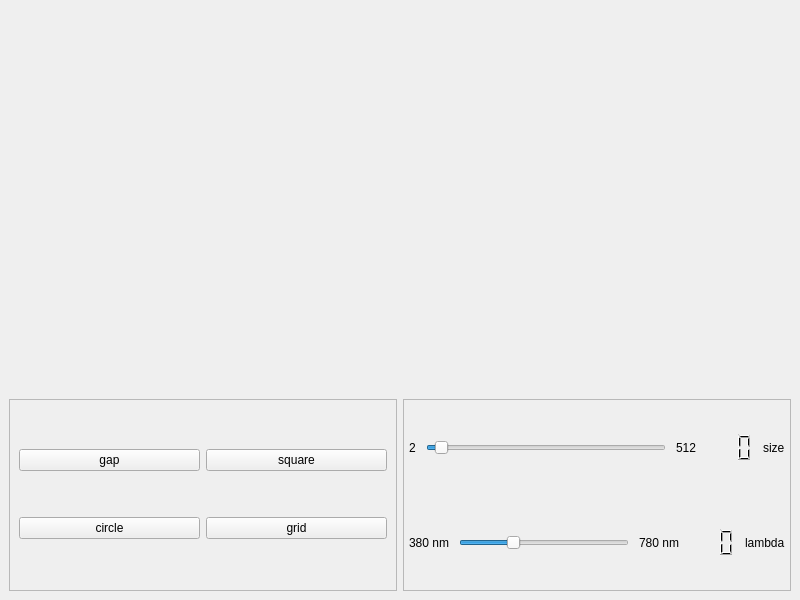
This is interface/interface.ui in genzorr/optical-simulation as Qt 5 draws it before an edit. The edited form follows.
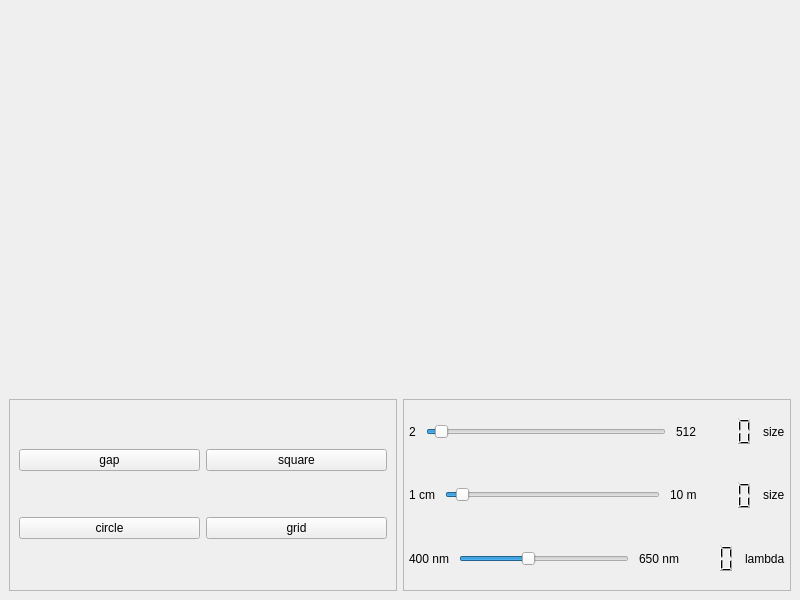
This is the edited form.

Commit message: Distance slider added.

What changed in the file:
```diff
--- a/interface/interface.ui
+++ b/interface/interface.ui
@@ -336,6 +336,105 @@
               <number>5</number>
              </property>
              <item>
+              <widget class="QLabel" name="dist1">
+               <property name="sizePolicy">
+                <sizepolicy hsizetype="Fixed" vsizetype="Preferred">
+                 <horstretch>0</horstretch>
+                 <verstretch>0</verstretch>
+                </sizepolicy>
+               </property>
+               <property name="text">
+                <string>1 cm</string>
+               </property>
+              </widget>
+             </item>
+             <item>
+              <widget class="QSlider" name="distValue">
+               <property name="sizePolicy">
+                <sizepolicy hsizetype="Preferred" vsizetype="Fixed">
+                 <horstretch>0</horstretch>
+                 <verstretch>0</verstretch>
+                </sizepolicy>
+               </property>
+               <property name="minimum">
+                <number>1</number>
+               </property>
+               <property name="maximum">
+                <number>1000</number>
+               </property>
+               <property name="singleStep">
+                <number>2</number>
+               </property>
+               <property name="value">
+                <number>50</number>
+               </property>
+               <property name="orientation">
+                <enum>Qt::Horizontal</enum>
+               </property>
+              </widget>
+             </item>
+             <item>
+              <widget class="QLabel" name="dist2">
+               <property name="sizePolicy">
+                <sizepolicy hsizetype="Fixed" vsizetype="Preferred">
+                 <horstretch>0</horstretch>
+                 <verstretch>0</verstretch>
+                </sizepolicy>
+               </property>
+               <property name="text">
+                <string>10 m</string>
+               </property>
+              </widget>
+             </item>
+             <item>
+              <widget class="QLCDNumber" name="distDisplay">
+               <property name="sizePolicy">
+                <sizepolicy hsizetype="Fixed" vsizetype="Preferred">
+                 <horstretch>0</horstretch>
+                 <verstretch>0</verstretch>
+                </sizepolicy>
+               </property>
+               <property name="frameShape">
+                <enum>QFrame::NoFrame</enum>
+               </property>
+               <property name="digitCount">
+                <number>3</number>
+               </property>
+              </widget>
+             </item>
+             <item>
+              <widget class="QLabel" name="distName">
+               <property name="sizePolicy">
+                <sizepolicy hsizetype="Fixed" vsizetype="Preferred">
+                 <horstretch>0</horstretch>
+                 <verstretch>0</verstretch>
+                </sizepolicy>
+               </property>
+               <property name="text">
+                <string>size</string>
+               </property>
+              </widget>
+             </item>
+            </layout>
+           </item>
+           <item>
+            <layout class="QHBoxLayout" name="hl5" stretch="1,10,1,4,1">
+             <property name="spacing">
+              <number>10</number>
+             </property>
+             <property name="leftMargin">
+              <number>5</number>
+             </property>
+             <property name="topMargin">
+              <number>5</number>
+             </property>
+             <property name="rightMargin">
+              <number>5</number>
+             </property>
+             <property name="bottomMargin">
+              <number>5</number>
+             </property>
+             <item>
               <widget class="QLabel" name="lambda1">
                <property name="sizePolicy">
                 <sizepolicy hsizetype="Fixed" vsizetype="Preferred">
@@ -344,7 +443,7 @@
                 </sizepolicy>
                </property>
                <property name="text">
-                <string>380 nm</string>
+                <string>400 nm</string>
                </property>
               </widget>
              </item>
@@ -357,10 +456,10 @@
                 </sizepolicy>
                </property>
                <property name="minimum">
-                <number>380</number>
+                <number>400</number>
                </property>
                <property name="maximum">
-                <number>780</number>
+                <number>650</number>
                </property>
                <property name="value">
                 <number>500</number>
@@ -379,7 +478,7 @@
                 </sizepolicy>
                </property>
                <property name="text">
-                <string>780 nm</string>
+                <string>650 nm</string>
                </property>
               </widget>
              </item>
```
The commit also changes 5 other files.
